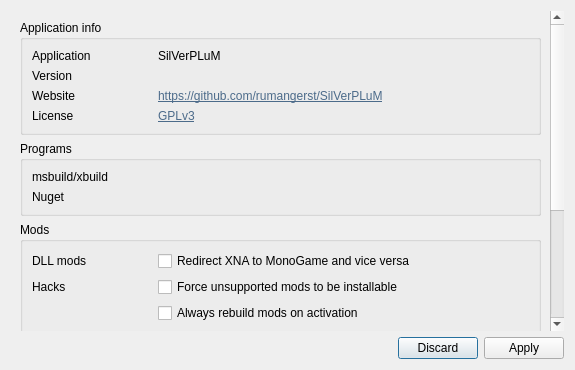
Before: the Qt Designer form src/globalsettingsdialog.ui in kriana/SilVerPLuM, drawn with Qt 5.
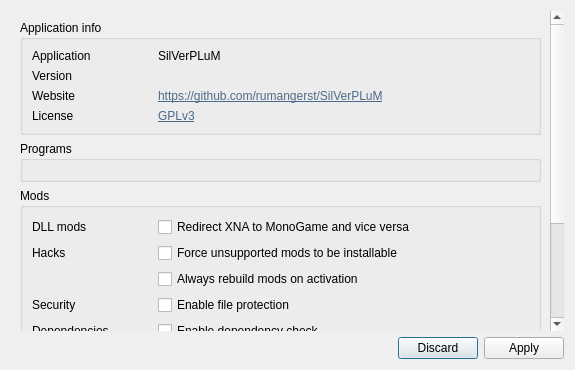
After: the same form once the commit is applied. Icons and pictures are not drawn. Custom widgets are drawn as their Qt base class.

Commit message: * New architecture for external programs (unfinished)

The edit to the form file:
```diff
--- a/src/globalsettingsdialog.ui
+++ b/src/globalsettingsdialog.ui
@@ -38,7 +38,7 @@
         <x>0</x>
         <y>0</y>
         <width>543</width>
-        <height>554</height>
+        <height>506</height>
        </rect>
       </property>
       <layout class="QVBoxLayout" name="verticalLayout_2">
@@ -142,54 +142,7 @@
          <property name="title">
           <string>Programs</string>
          </property>
-         <layout class="QFormLayout" name="formLayout">
-          <item row="0" column="0">
-           <widget class="QLabel" name="label">
-            <property name="minimumSize">
-             <size>
-              <width>120</width>
-              <height>0</height>
-             </size>
-            </property>
-            <property name="text">
-             <string>msbuild/xbuild</string>
-            </property>
-           </widget>
-          </item>
-          <item row="0" column="1">
-           <widget class="FileSelectorEdit" name="programsMSBUILD" native="true">
-            <property name="sizePolicy">
-             <sizepolicy hsizetype="Expanding" vsizetype="Preferred">
-              <horstretch>0</horstretch>
-              <verstretch>0</verstretch>
-             </sizepolicy>
-            </property>
-           </widget>
-          </item>
-          <item row="1" column="0">
-           <widget class="QLabel" name="label_2">
-            <property name="minimumSize">
-             <size>
-              <width>120</width>
-              <height>0</height>
-             </size>
-            </property>
-            <property name="text">
-             <string>Nuget</string>
-            </property>
-           </widget>
-          </item>
-          <item row="1" column="1">
-           <widget class="FileSelectorEdit" name="programsNuget" native="true">
-            <property name="sizePolicy">
-             <sizepolicy hsizetype="Expanding" vsizetype="Preferred">
-              <horstretch>0</horstretch>
-              <verstretch>0</verstretch>
-             </sizepolicy>
-            </property>
-           </widget>
-          </item>
-         </layout>
+         <layout class="QFormLayout" name="formLayout"/>
         </widget>
        </item>
        <item>
@@ -376,14 +329,6 @@
    </item>
   </layout>
  </widget>
- <customwidgets>
-  <customwidget>
-   <class>FileSelectorEdit</class>
-   <extends>QWidget</extends>
-   <header>fileselectoredit.h</header>
-   <container>1</container>
-  </customwidget>
- </customwidgets>
  <resources>
   <include location="resources.qrc"/>
  </resources>
```
The commit also changes 11 other files.
